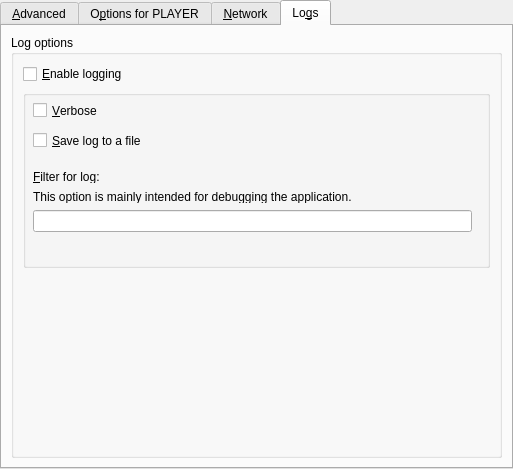
Above: src/prefadvanced.ui from wilbert2000/wzplayer before the change. Below: the same form after it.
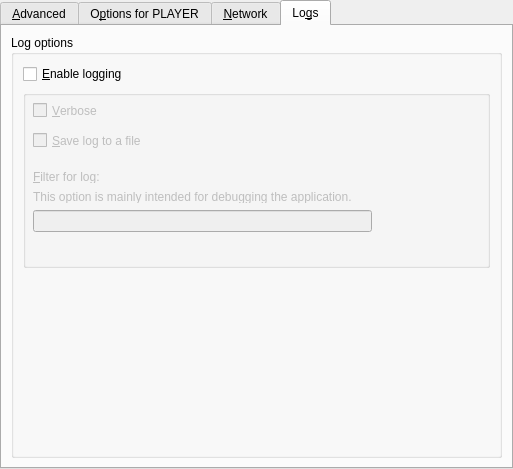
That is the form after the change. Custom widgets are drawn as their Qt base class.

Commit message: Enable log verbose and file only if log enabled

Diff of the .ui file:
```diff
--- a/src/prefadvanced.ui
+++ b/src/prefadvanced.ui
@@ -562,6 +562,9 @@
              <bool>true</bool>
             </property>
             <widget class="QCheckBox" name="log_verbose_check">
+             <property name="enabled">
+              <bool>false</bool>
+             </property>
              <property name="geometry">
               <rect>
                <x>10</x>
@@ -581,6 +584,9 @@
              </property>
             </widget>
             <widget class="QCheckBox" name="log_file_check">
+             <property name="enabled">
+              <bool>false</bool>
+             </property>
              <property name="geometry">
               <rect>
                <x>10</x>
@@ -600,6 +606,9 @@
              </property>
             </widget>
             <widget class="QLabel" name="log_filter_label1">
+             <property name="enabled">
+              <bool>false</bool>
+             </property>
              <property name="geometry">
               <rect>
                <x>10</x>
@@ -625,6 +634,9 @@
              </property>
             </widget>
             <widget class="QLabel" name="log_filter_label2">
+             <property name="enabled">
+              <bool>false</bool>
+             </property>
              <property name="geometry">
               <rect>
                <x>10</x>
@@ -647,16 +659,19 @@
              </property>
             </widget>
             <widget class="QLineEdit" name="log_filter_edit">
+             <property name="enabled">
+              <bool>false</bool>
+             </property>
              <property name="geometry">
               <rect>
                <x>10</x>
                <y>120</y>
-               <width>439</width>
+               <width>339</width>
                <height>22</height>
               </rect>
              </property>
              <property name="sizePolicy">
-              <sizepolicy hsizetype="MinimumExpanding" vsizetype="Fixed">
+              <sizepolicy hsizetype="Expanding" vsizetype="Fixed">
                <horstretch>0</horstretch>
                <verstretch>0</verstretch>
               </sizepolicy>
@@ -687,16 +702,16 @@
   </layout>
  </widget>
  <customwidgets>
-  <customwidget>
-   <class>MyComboBox</class>
-   <extends>QComboBox</extends>
-   <header>mycombobox.h</header>
-  </customwidget>
   <customwidget>
    <class>TristateCombo</class>
    <extends>QComboBox</extends>
    <header>tristatecombo.h</header>
   </customwidget>
+  <customwidget>
+   <class>MyComboBox</class>
+   <extends>QComboBox</extends>
+   <header>mycombobox.h</header>
+  </customwidget>
  </customwidgets>
  <tabstops>
   <tabstop>monitoraspect_combo</tabstop>
```
Left out of the diff: 83 changed lines with no effect on the pictures. The commit also changes 4 other files.
